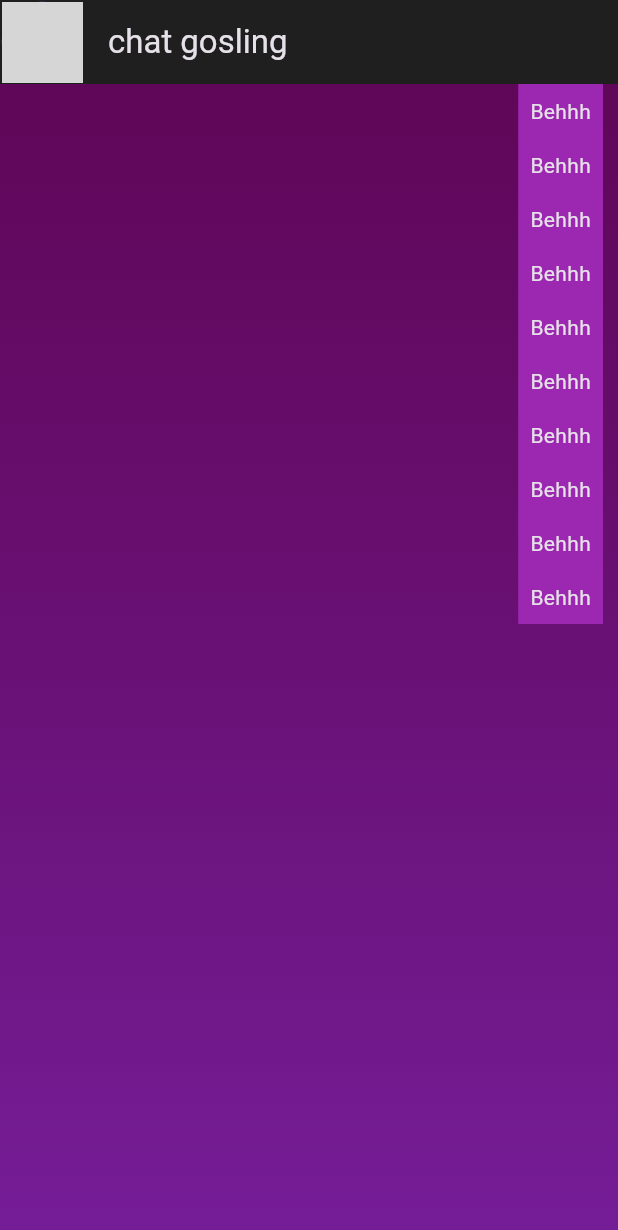
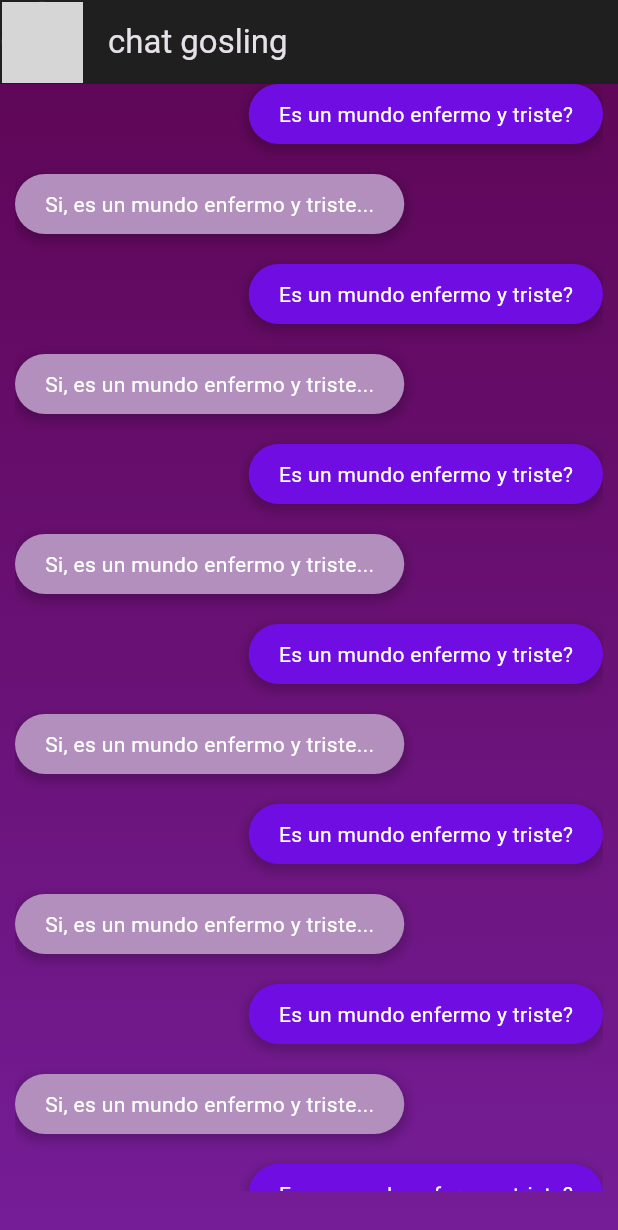
Before and after one commit to HumbertoSuk/ChatFlutter, a Flutter app: the screen it shows after launch, on a phone screen of 412 x 824 dp. Shown: the top 1230 px of the screen. Run offline on Flutter 3.47's test engine with Material 3 defaults, Android fonts, the phone set to English and light mode, and no system bars; network calls fail; grey boxes are pictures that could not be loaded.

Commit message:
Se agregan los 2 mensajes bubbles...

```diff
--- a/lib/config/app_theme.dart
+++ b/lib/config/app_theme.dart
@@ -24,10 +24,10 @@ const List<Color> _colorThemes = [
   _customColor,
 ];
 
-class Apptheme {
+class AppTheme {
   final int selectedColor;
 
-  Apptheme({required this.selectedColor})
+  AppTheme({required this.selectedColor})
       : assert(selectedColor >= 0 && selectedColor < _colorThemes.length,
             'El valor seleccionado debe estar dentro del rango de 0 a ${_colorThemes.length - 1}');
 
--- a/lib/main.dart
+++ b/lib/main.dart
@@ -14,7 +14,7 @@ class MyApp extends StatelessWidget {
     return MaterialApp(
         title: 'Siiii',
         debugShowCheckedModeBanner: false,
-        theme: Apptheme(selectedColor: 4).theme(),
+        theme: AppTheme(selectedColor: 2).theme(),
         home: const ChatScreen());
   }
 }
--- a/lib/presentation/screens/chat/chat_screen.dart
+++ b/lib/presentation/screens/chat/chat_screen.dart
@@ -1,5 +1,6 @@
 import 'package:flutter/material.dart';
-import 'package:practica2/presentation/widgets/my_bubble_message.dart';
+import 'package:practica2/presentation/widgets/my_message_bubble.dart';
+import 'package:practica2/presentation/widgets/received_message.dart';
 
 class ChatScreen extends StatelessWidget {
   const ChatScreen({Key? key}) : super(key: key);
@@ -12,33 +13,14 @@ class ChatScreen extends StatelessWidget {
           padding: EdgeInsets.all(1),
           child: CircleAvatar(
             backgroundImage: NetworkImage(
-                'https://media.sitioandino.com.ar/p/4578cbddd80d3fa57fd632a8c82fa24a/adjuntos/335/imagenes/000/643/0000643063/790x0/smart/netflix.jpg'),
+              'https://media.sitioandino.com.ar/p/4578cbddd80d3fa57fd632a8c82fa24a/adjuntos/335/imagenes/000/643/0000643063/790x0/smart/netflix.jpg',
+            ),
           ),
         ),
         title: const Text("chat gosling"),
         centerTitle: false,
       ),
       body: _ChatView(),
-    );
-  }
-}
-
-class MyMessageBubble extends StatelessWidget {
-  const MyMessageBubble({Key? key}) : super(key: key);
-
-  @override
-  Widget build(BuildContext context) {
-    return Column(
-      crossAxisAlignment: CrossAxisAlignment.end,
-      children: [
-        Container(
-          decoration: BoxDecoration(color: Colors.purple),
-          child: Padding(
-            padding: const EdgeInsets.all(8.0),
-            child: const Text("Behhh"),
-          ),
-        )
-      ],
     );
   }
 }
@@ -56,24 +38,27 @@ class _ChatView extends StatelessWidget {
           end: Alignment.bottomCenter,
           colors: [
             Color.fromARGB(221, 107, 5, 99),
-            Color.fromARGB(255, 117, 29, 151)
+            Color.fromARGB(255, 117, 29, 151),
           ],
         ),
       ),
       // Asegura que el contenido no se superponga con el área segura del dispositivo
       child: SafeArea(
         child: Padding(
-          padding: EdgeInsets.symmetric(horizontal: 10),
+          padding: const EdgeInsets.symmetric(horizontal: 10),
           child: Column(
             children: [
               Expanded(
                 child: ListView.builder(
-                  itemCount: 10,
+                  itemCount: 40,
                   itemBuilder: ((context, index) {
-                    return MyMessageBubble();
+                    return index % 2 == 0
+                        ? MyMessageBubble()
+                        : ReceivedMessage();
                   }),
                 ),
-              )
+              ),
+              const SizedBox(height: 30),
             ],
           ),
         ),
--- a/lib/presentation/widgets/my_bubble_message.dart
+++ /dev/null
@@ -1,26 +0,0 @@
-import 'package:flutter/material.dart';
-
-class MyMessageBubble extends StatelessWidget {
-  const MyMessageBubble({Key? key}) : super(key: key);
-
-  @override
-  Widget build(BuildContext context) {
-    return Column(
-      crossAxisAlignment: CrossAxisAlignment.end,
-      children: [
-        Container(
-          decoration: BoxDecoration(
-            color: Colors.purple,
-            borderRadius: BorderRadius.circular(20),
-          ),
-          child: Padding(
-              padding: const EdgeInsets.all(8.0),
-              child: const Text("Hola mundo enfermo y triste")),
-        ),
-        const SizedBox(
-          height: 20,
-        ),
-      ],
-    );
-  }
-}
--- /dev/null
+++ b/lib/presentation/widgets/my_message_bubble.dart
@@ -0,0 +1,88 @@
+import 'package:flutter/material.dart';
+
+class MyMessageBubble extends StatefulWidget {
+  const MyMessageBubble({Key? key}) : super(key: key);
+
+  @override
+  _MyMessageBubbleState createState() => _MyMessageBubbleState();
+}
+
+class _MyMessageBubbleState extends State<MyMessageBubble>
+    with SingleTickerProviderStateMixin {
+  late AnimationController _controller;
+  late Animation<double> _animation;
+
+  @override
+  void initState() {
+    super.initState();
+
+    // Inicialización del controlador de animación
+    _controller = AnimationController(
+      vsync: this, // Necesario para la sincronización vertical
+      duration: Duration(milliseconds: 500), // Duración de la animación
+    );
+
+    // Creación de la animación
+    _animation = Tween<double>(begin: 0.0, end: 1.0).animate(_controller);
+
+    // Iniciar la animación
+    _controller.forward();
+  }
+
+  @override
+  void dispose() {
+    // Liberar recursos al finalizar
+    _controller.dispose();
+    super.dispose();
+  }
+
+  @override
+  Widget build(BuildContext context) {
+    final colors = Theme.of(context).colorScheme;
+    return AnimatedBuilder(
+      animation: _animation, // Asignar la animación al AnimatedBuilder
+      builder: (context, child) {
+        return Opacity(
+          opacity: _animation
+              .value, // Establecer la opacidad según el valor de la animación
+          child: Transform.translate(
+            offset: Offset(
+                0,
+                (1 - _animation.value) *
+                    50), // Desplazamiento vertical según el valor de la animación
+            child: child,
+          ),
+        );
+      },
+      child: Column(
+        crossAxisAlignment: CrossAxisAlignment.end,
+        children: [
+          Container(
+            decoration: BoxDecoration(
+              color: Color(0xFF6F0DE2),
+              borderRadius: BorderRadius.circular(20),
+              boxShadow: [
+                BoxShadow(
+                  color: Colors.black.withOpacity(0.2),
+                  spreadRadius: 2,
+                  blurRadius: 5,
+                  offset: Offset(0, 3),
+                ),
+              ],
+            ),
+            child: Padding(
+              padding: const EdgeInsets.symmetric(horizontal: 20, vertical: 10),
+              child: Text(
+                "Es un mundo enfermo y triste?",
+                style: TextStyle(color: Colors.white),
+              ),
+            ),
+          ),
+          const SizedBox(
+            height: 20,
+          )
+        ],
+      ),
+    );
+  }
+}
--- /dev/null
+++ b/lib/presentation/widgets/received_message.dart
@@ -0,0 +1,77 @@
+import 'package:flutter/material.dart';
+
+class ReceivedMessage extends StatefulWidget {
+  const ReceivedMessage({Key? key}) : super(key: key);
+
+  @override
+  _ReceivedMessageState createState() => _ReceivedMessageState();
+}
+
+class _ReceivedMessageState extends State<ReceivedMessage>
+    with SingleTickerProviderStateMixin {
+  late AnimationController _controller;
+  late Animation<double> _animation;
+
+  @override
+  void initState() {
+    super.initState();
+    _controller = AnimationController(
+      vsync: this,
+      duration: Duration(milliseconds: 500),
+    );
+    _animation = Tween<double>(begin: 0.0, end: 1.0).animate(_controller);
+    _controller.forward();
+  }
+
+  @override
+  void dispose() {
+    _controller.dispose();
+    super.dispose();
+  }
+
+  @override
+  Widget build(BuildContext context) {
+    final colors = Theme.of(context).colorScheme;
+    return AnimatedBuilder(
+      animation: _animation,
+      builder: (context, child) {
+        return Opacity(
+          opacity: _animation.value,
+          child: Transform.translate(
+            offset: Offset(0, (1 - _animation.value) * 50),
+            child: child,
+          ),
+        );
+      },
+      child: Column(
+        crossAxisAlignment: CrossAxisAlignment.start,
+        children: [
+          Container(
+            decoration: BoxDecoration(
+              color: Color(0xFFB28FBD),
+              borderRadius: BorderRadius.circular(20),
+              boxShadow: [
+                BoxShadow(
+                  color: Colors.black.withOpacity(0.2),
+                  spreadRadius: 2,
+                  blurRadius: 5,
+                  offset: Offset(0, 3),
+                ),
+              ],
+            ),
+            child: Padding(
+              padding: const EdgeInsets.symmetric(horizontal: 20, vertical: 10),
+              child: Text(
+                "Si, es un mundo enfermo y triste...",
+                style: TextStyle(color: Colors.white),
+              ),
+            ),
+          ),
+          const SizedBox(
+            height: 20,
+          )
+        ],
+      ),
+    );
+  }
+}
```
